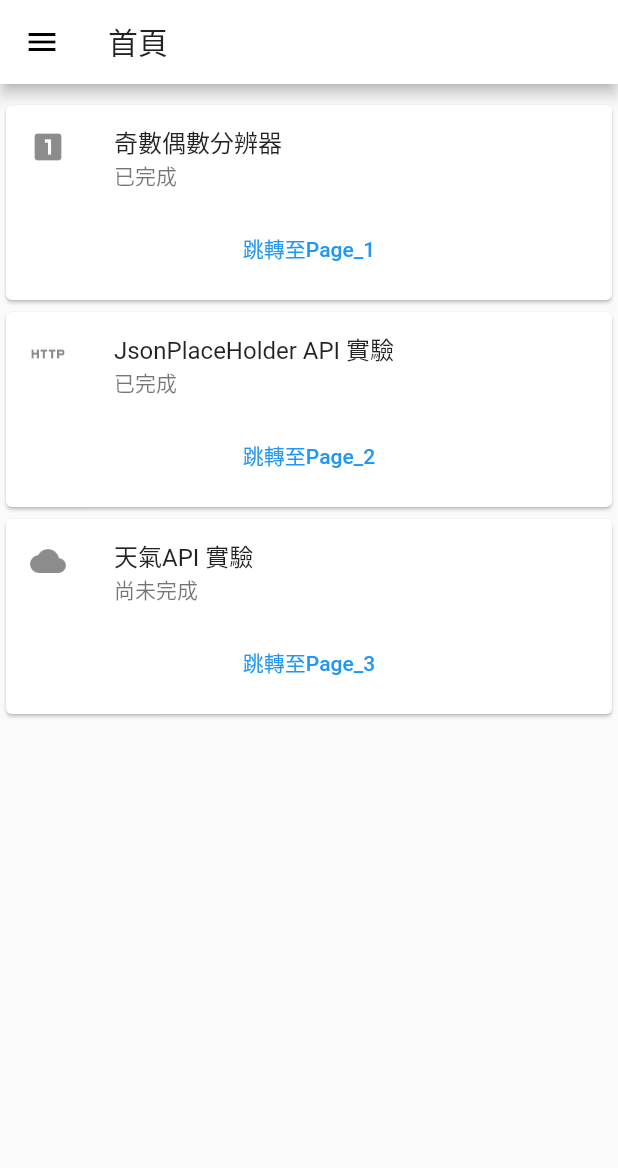
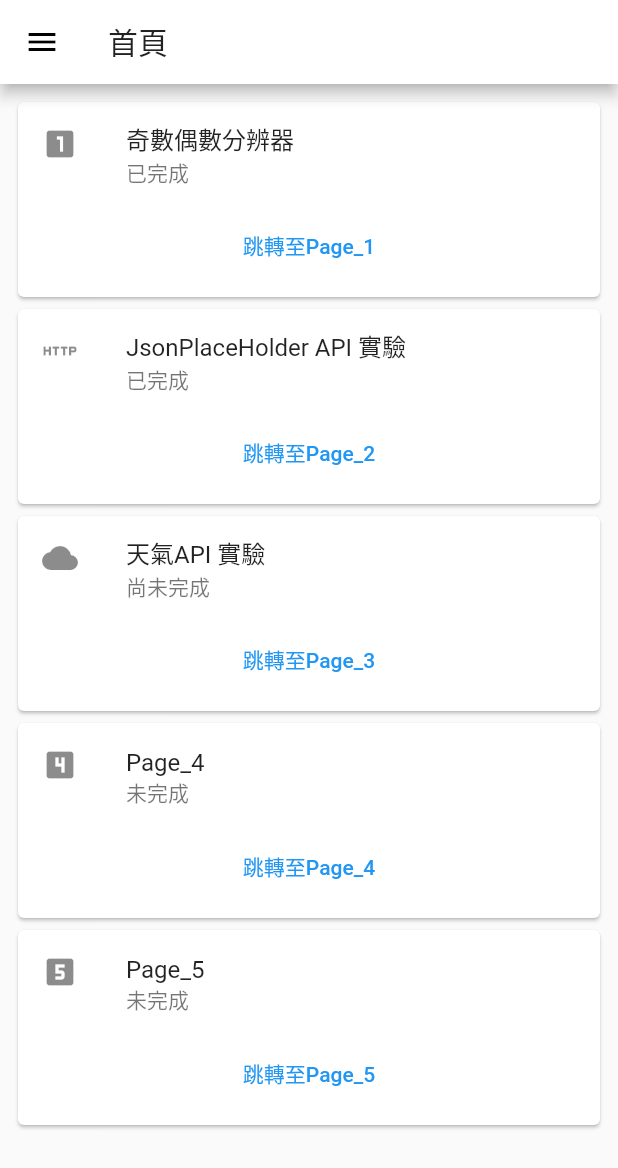
Before and after one commit to r0930514/Acard, a Flutter app: the screen it shows after launch, on a phone screen of 412 x 824 dp. Shown: the top 1168 px of the screen. Run offline on Flutter 3.47's test engine with Material 2 defaults, Android fonts, the phone set to English and light mode, and no system bars.

Commit message:
改善首頁滾動系統

```diff
--- a/acard/lib/main.dart
+++ b/acard/lib/main.dart
@@ -23,6 +23,7 @@ class MyApp extends StatelessWidget {
 }
 
 class Myhomepage2 extends StatelessWidget {
+  void ontap() {}
   @override
   Widget build(BuildContext context) {
     return Scaffold(
@@ -49,16 +50,6 @@ class Myhomepage2 extends StatelessWidget {
               decoration: BoxDecoration(color: Colors.green),
             ),
             ListTile(
-            leading: Icon(Icons.book_outlined),
-            title: Text('頁面跳轉'),
-            onTap: () {
-              Navigator.push(
-                context,
-                MaterialPageRoute(builder: (context) => page1()),
-              );
-            },
-          ),
-          ListTile(
               leading: Icon(Icons.ac_unit),
               title: Text('關於'),
               onTap: () {
@@ -76,12 +67,9 @@ class Myhomepage2 extends StatelessWidget {
           ]),
         ),
         //首頁的卡片
-      body: Column(
-        mainAxisAlignment: MainAxisAlignment.start,
-        children: [
-          SizedBox(
-            height: 10,
-          ),
+        body: ListView(
+          padding: const EdgeInsets.all(8),
+          children: <Widget>[
             Card(
               child: Column(
                 children: [
@@ -145,8 +133,49 @@ class Myhomepage2 extends StatelessWidget {
                 ],
               ),
             ),
+            Card(
+              child: Column(
+                children: [
+                  const ListTile(
+                    leading: Icon(Icons.looks_4),
+                    title: Text('Page_4'),
+                    subtitle: Text('未完成'),
+                  ),
+                  TextButton(
+                    onPressed: () {
+                      Navigator.push(context,
+                          MaterialPageRoute(builder: (context) => page1()));
+                    },
+                    child: Text('跳轉至Page_4'),
+                  ),
+                  SizedBox(
+                    height: 10,
+                  )
                 ],
               ),
-    );
+            ),
+            Card(
+              child: Column(
+                children: [
+                  const ListTile(
+                    leading: Icon(Icons.looks_5),
+                    title: Text('Page_5'),
+                    subtitle: Text('未完成'),
+                  ),
+                  TextButton(
+                    onPressed: () {
+                      Navigator.push(context,
+                          MaterialPageRoute(builder: (context) => page1()));
+                    },
+                    child: Text('跳轉至Page_5'),
+                  ),
+                  SizedBox(
+                    height: 10,
+                  )
+                ],
+              ),
+            ),
+          ],
+        ));
   }
 }
```
Lines whose indentation alone changed are shown as unchanged.
